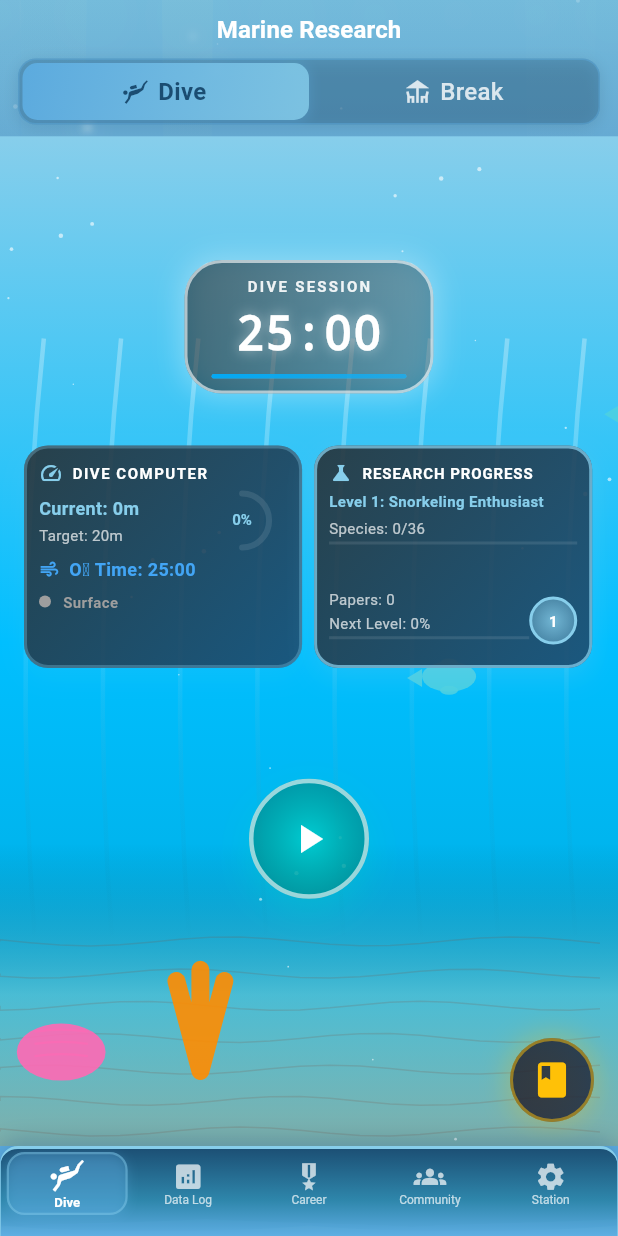
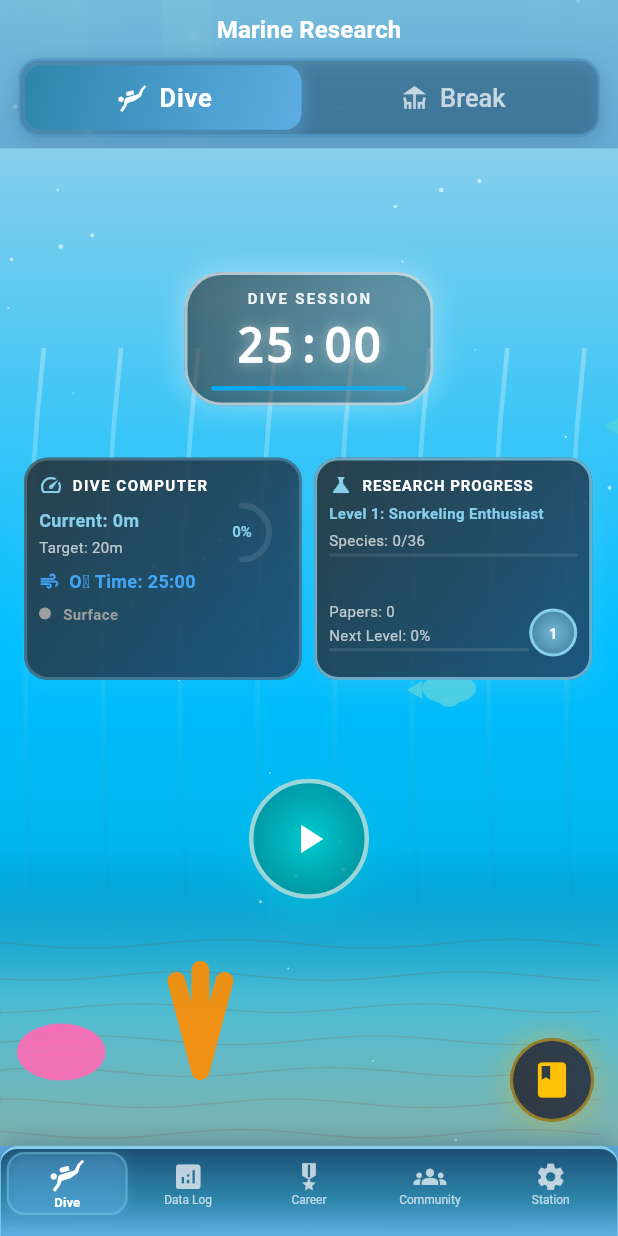
Before and after one commit to DogukanZengin/flow-pulse, a Flutter app: the screen it shows after launch, on a phone screen of 412 x 824 dp. Run offline on Flutter 3.47's test engine with Material 3 defaults, Android fonts, the phone set to English and light mode, and no system bars; our stand-ins replace audioplayers, fl_chart, flutter_local_notifications, flutter_screenutil, shared_preferences, sqflite and 1 more; missing offline and left inert: workmanager; accounts and stored records are empty.

Commit message:
✨ Enhanced Dive/Break Tab Switching UX
- Increased tab height from 44px to 52px for better touch targets
- Added haptic feedback on tab switches for tactile response
- Improved visual contrast with white text on active tabs
- Added color-coded sliding indicators (blue for Dive, teal for Break)
- Implemented disabled state during active timer to prevent accidental switches
- Faster, snappier animations (200ms with easeOutCubic curve)
- Added animated text/icon sizing for clearer active state indication
- Enhanced shadow effects for better depth perception

🤖 Generated with [Claude Code](https://claude.ai/code)

Co-Authored-By: Claude <noreply@anthropic.com>

```diff
--- a/lib/screens/timer_screen.dart
+++ b/lib/screens/timer_screen.dart
@@ -1,4 +1,5 @@
 import 'package:flutter/material.dart';
+import 'package:flutter/services.dart';
 import 'package:provider/provider.dart';
 import 'dart:async';
 import '../providers/timer_provider.dart';
@@ -358,21 +359,21 @@ class TimerScreenState extends State<TimerScreen>
 
                             const SizedBox(height: 8),
 
-                            // iOS-style session type selector
+                            // Enhanced session type selector with better UX
                             Container(
-                              height: 44, // Standard iOS touch target height
+                              height: 52, // Increased for better touch targets
                               decoration: BoxDecoration(
-                                color: const Color(0xFF1B4D72).withValues(alpha: 0.3),
-                                borderRadius: BorderRadius.circular(12),
+                                color: const Color(0xFF1B4D72).withValues(alpha: 0.4), // Slightly more opaque
+                                borderRadius: BorderRadius.circular(14), // Slightly rounder
                                 border: Border.all(
-                                  color: const Color(0xFF5DADE2).withValues(alpha: 0.4),
-                                  width: 1,
+                                  color: const Color(0xFF5DADE2).withValues(alpha: 0.5), // More visible border
+                                  width: 1.5,
                                 ),
                                 boxShadow: [
                                   BoxShadow(
-                                    color: Colors.black.withValues(alpha: 0.1),
-                                    blurRadius: 8,
-                                    offset: const Offset(0, 2),
+                                    color: Colors.black.withValues(alpha: 0.15),
+                                    blurRadius: 10,
+                                    offset: const Offset(0, 3),
                                   ),
                                 ],
                               ),
@@ -381,31 +382,38 @@ class TimerScreenState extends State<TimerScreen>
                                   final tabWidth = (constraints.maxWidth - 4) / 2;
                                   return Stack(
                                     children: [
-                                      // Sliding indicator background
+                                      // Enhanced sliding indicator with stronger visual presence
                                       AnimatedPositioned(
-                                        duration: const Duration(milliseconds: 250),
-                                        curve: Curves.easeInOut,
-                                        left: _timerController.isStudySession ? 2 : 2 + tabWidth,
-                                        top: 2,
-                                        bottom: 2,
-                                        width: tabWidth,
+                                        duration: const Duration(milliseconds: 200), // Faster response
+                                        curve: Curves.easeOutCubic, // Snappier animation
+                                        left: _timerController.isStudySession ? 3 : 3 + tabWidth,
+                                        top: 3,
+                                        bottom: 3,
+                                        width: tabWidth - 6,
                                         child: Container(
                                           decoration: BoxDecoration(
                                             gradient: LinearGradient(
                                               begin: Alignment.topLeft,
                                               end: Alignment.bottomRight,
-                                              colors: [
-                                                const Color(0xFF5DADE2).withValues(alpha: 0.9),
-                                                const Color(0xFF87CEEB).withValues(alpha: 0.8),
+                                              colors: _timerController.isStudySession
+                                                  ? [
+                                                      const Color(0xFF2E86AB),
+                                                      const Color(0xFF5DADE2),
+                                                    ]
+                                                  : [
+                                                      const Color(0xFF48A38A),
+                                                      const Color(0xFF81C7D4),
                                                     ],
                                             ),
-                                            borderRadius: BorderRadius.circular(10),
+                                            borderRadius: BorderRadius.circular(11),
                                             boxShadow: [
                                               BoxShadow(
-                                                color: const Color(0xFF5DADE2).withValues(alpha: 0.3),
-                                                blurRadius: 6,
-                                                spreadRadius: 1,
-                                                offset: const Offset(0, 1),
+                                                color: _timerController.isStudySession
+                                                    ? const Color(0xFF5DADE2).withValues(alpha: 0.4)
+                                                    : const Color(0xFF81C7D4).withValues(alpha: 0.4),
+                                                blurRadius: 8,
+                                                spreadRadius: 2,
+                                                offset: const Offset(0, 2),
                                               ),
                                             ],
                                           ),
@@ -414,71 +422,113 @@ class TimerScreenState extends State<TimerScreen>
                                   // Tab buttons
                                   Row(
                                     children: [
-                                      // Dive session button
+                                      // Dive session button with enhanced feedback
                                       Expanded(
-                                        child: GestureDetector(
-                                          onTap: () => _switchToWorkSession(),
-                                          child: SizedBox(
-                                            height: 44,
+                                        child: Material(
+                                          color: Colors.transparent,
+                                          child: InkWell(
+                                            onTap: _timerController.isRunning
+                                                ? null  // Disable when timer is running
+                                                : () {
+                                                    // Add haptic feedback if available
+                                                    HapticFeedback.lightImpact();
+                                                    _switchToWorkSession();
+                                                  },
+                                            borderRadius: BorderRadius.circular(11),
+                                            child: Container(
+                                              height: 52,
+                                              alignment: Alignment.center,
+                                              child: AnimatedDefaultTextStyle(
+                                                duration: const Duration(milliseconds: 200),
+                                                style: TextStyle(
+                                                  color: _timerController.isStudySession
+                                                      ? Colors.white
+                                                      : Colors.white.withValues(
+                                                          alpha: _timerController.isRunning ? 0.4 : 0.7
+                                                        ),
+                                                  fontWeight: _timerController.isStudySession
+                                                      ? FontWeight.w700
+                                                      : FontWeight.w500,
+                                                  fontSize: 17,
+                                                  letterSpacing: _timerController.isStudySession ? 0.5 : 0,
+                                                ),
                                                 child: Row(
                                                   mainAxisAlignment: MainAxisAlignment.center,
+                                                  mainAxisSize: MainAxisSize.min,
                                                   children: [
-                                                Icon(
+                                                    AnimatedContainer(
+                                                      duration: const Duration(milliseconds: 200),
+                                                      child: Icon(
                                                         Icons.scuba_diving,
                                                         color: _timerController.isStudySession
-                                                      ? const Color(0xFF1B4D72)
-                                                      : Colors.white.withValues(alpha: 0.8),
-                                                  size: 18,
+                                                            ? Colors.white
+                                                            : Colors.white.withValues(
+                                                                alpha: _timerController.isRunning ? 0.4 : 0.7
                                                               ),
-                                                const SizedBox(width: 6),
-                                                Text(
-                                                  'Dive',
-                                                  style: TextStyle(
-                                                    color: _timerController.isStudySession
-                                                        ? const Color(0xFF1B4D72)
-                                                        : Colors.white.withValues(alpha: 0.8),
-                                                    fontWeight: _timerController.isStudySession
-                                                        ? FontWeight.w600
-                                                        : FontWeight.w500,
-                                                    fontSize: 16,
+                                                        size: _timerController.isStudySession ? 20 : 18,
                                                       ),
                                                     ),
+                                                    const SizedBox(width: 8),
+                                                    const Text('Dive'),
                                                   ],
                                                 ),
                                               ),
                                             ),
                                           ),
+                                        ),
+                                      ),
 
-                                      // Break session button
+                                      // Break session button with enhanced feedback
                                       Expanded(
-                                        child: GestureDetector(
-                                          onTap: () => _switchToBreakSession(),
-                                          child: SizedBox(
-                                            height: 44,
+                                        child: Material(
+                                          color: Colors.transparent,
+                                          child: InkWell(
+                                            onTap: _timerController.isRunning
+                                                ? null  // Disable when timer is running
+                                                : () {
+                                                    // Add haptic feedback if available
+                                                    HapticFeedback.lightImpact();
+                                                    _switchToBreakSession();
+                                                  },
+                                            borderRadius: BorderRadius.circular(11),
+                                            child: Container(
+                                              height: 52,
+                                              alignment: Alignment.center,
+                                              child: AnimatedDefaultTextStyle(
+                                                duration: const Duration(milliseconds: 200),
+                                                style: TextStyle(
+                                                  color: !_timerController.isStudySession
+                                                      ? Colors.white
+                                                      : Colors.white.withValues(
+                                                          alpha: _timerController.isRunning ? 0.4 : 0.7
+                                                        ),
+                                                  fontWeight: !_timerController.isStudySession
+                                                      ? FontWeight.w700
+                                                      : FontWeight.w500,
+                                                  fontSize: 17,
+                                                  letterSpacing: !_timerController.isStudySession ? 0.5 : 0,
+                                                ),
                                                 child: Row(
                                                   mainAxisAlignment: MainAxisAlignment.center,
+                                                  mainAxisSize: MainAxisSize.min,
                                                   children: [
-                                                Icon(
+                                                    AnimatedContainer(
+                                                      duration: const Duration(milliseconds: 200),
+                                                      child: Icon(
                                                         Icons.deck,
                                                         color: !_timerController.isStudySession
-                                                      ? const Color(0xFF1B4D72)
-                                                      : Colors.white.withValues(alpha: 0.8),
-                                                  size: 18,
+                                                            ? Colors.white
+                                                            : Colors.white.withValues(
+                                                                alpha: _timerController.isRunning ? 0.4 : 0.7
                                                               ),
-                                                const SizedBox(width: 6),
-                                                Text(
-                                                  'Break',
-                                                  style: TextStyle(
-                                                    color: !_timerController.isStudySession
-                                                        ? const Color(0xFF1B4D72)
-                                                        : Colors.white.withValues(alpha: 0.8),
-                                                    fontWeight: !_timerController.isStudySession
-                                                        ? FontWeight.w600
-                                                        : FontWeight.w500,
-                                                    fontSize: 16,
+                                                        size: !_timerController.isStudySession ? 20 : 18,
                                                       ),
                                                     ),
+                                                    const SizedBox(width: 8),
+                                                    const Text('Break'),
                                                   ],
+                                                ),
+                                              ),
                                             ),
                                           ),
                                         ),
```
Lines whose indentation alone changed are shown as unchanged.
